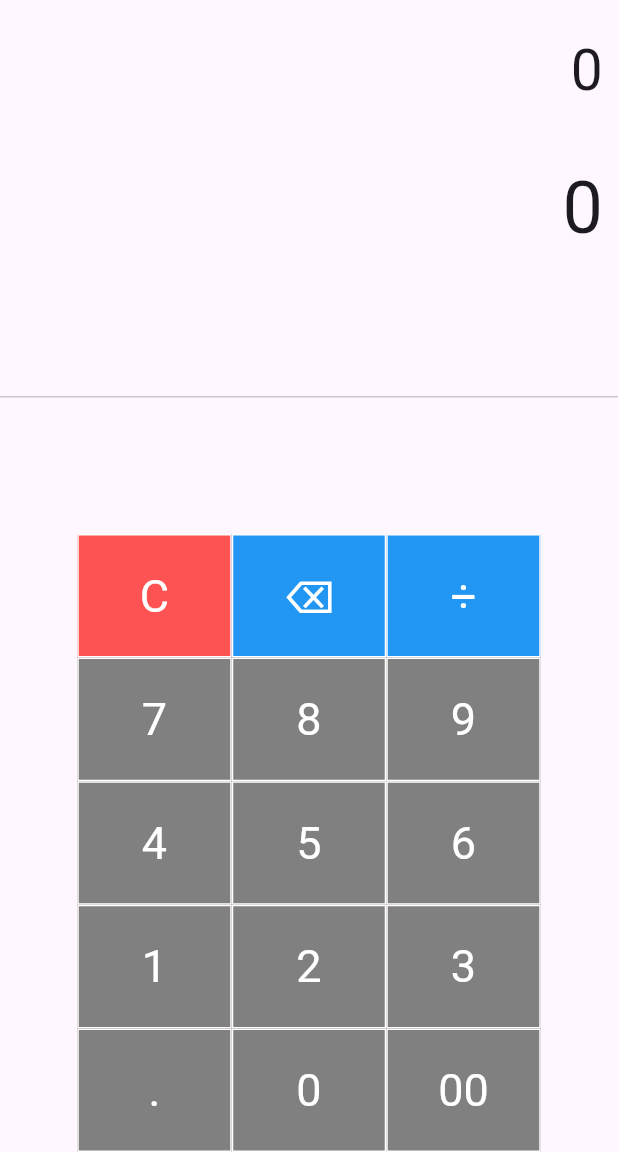
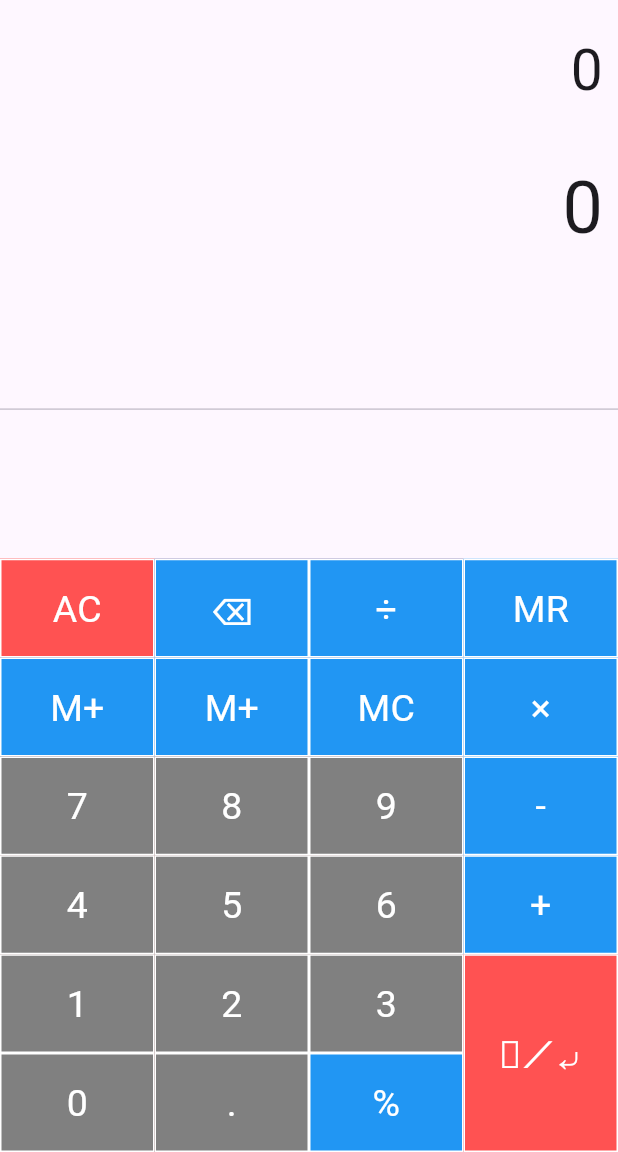
Before and after one commit to surajgond07/calculator, a Flutter app: the screen it shows after launch, on a phone screen of 412 x 824 dp, the part 84-1236 px from its top. Run offline on Flutter 3.47's test engine with Material 3 defaults, Android fonts, the phone set to English and light mode, and no system bars.

Commit message:
All Button Created

```diff
--- a/lib/main.dart
+++ b/lib/main.dart
@@ -30,7 +30,7 @@ class _SimpleCalculatorState extends State<SimpleCalculator> {
   Widget buildButton(
       String buttonText, double buttonHeight, Color buttonColor) {
     return Container(
-      height: MediaQuery.of(context).size.height * 0.1 * buttonHeight,
+      height: MediaQuery.of(context).size.height * 0.08 * buttonHeight,
       color: buttonColor,
       child: TextButton(
         style: ButtonStyle(
@@ -54,7 +54,7 @@ class _SimpleCalculatorState extends State<SimpleCalculator> {
         child: Text(
           buttonText,
           style: const TextStyle(
-            fontSize: 30.0,
+            fontSize: 25.0,
             fontWeight: FontWeight.normal,
             color: Colors.white,
           ),
@@ -113,9 +113,19 @@ class _SimpleCalculatorState extends State<SimpleCalculator> {
                       children: [
                         // unicode symbol
                         // https://www.fileformat.info/info/unicode/category/Sm/list.htm
-                          buildButton("C", 1, Colors.redAccent),
+                        buildButton("AC", 1, Colors.redAccent),
                         buildButton("⌫", 1, Colors.blue),
                         buildButton("÷", 1, Colors.blue),
+                      ],
+                    ),
+                    TableRow(
+                      children: [
+                        // unicode symbol
+                        // https://www.fileformat.info/info/unicode/category/Sm/list.htm
+
+                        buildButton("M+", 1, Colors.blue),
+                        buildButton("M+", 1, Colors.blue),
+                        buildButton("MC", 1, Colors.blue),
                       ],
                     ),
                     TableRow(
@@ -149,13 +159,38 @@ class _SimpleCalculatorState extends State<SimpleCalculator> {
                       children: [
                         // unicode symbol
                         // https://www.fileformat.info/info/unicode/category/Sm/list.htm
+                        buildButton("0", 1, const Color(0xFF808080)),
                         buildButton(".", 1, const Color(0xFF808080)),
-                          buildButton("0", 1, const Color(0xFF808080)),
-                          buildButton("00", 1, const Color(0xFF808080)),
+                        buildButton("%", 1, Colors.blue),
                       ],
                     ),
                   ],
-                  )),
+                ),
+              ),
+              Container(
+                width: MediaQuery.of(context).size.width * 0.25,
+                child: Table(
+                  children: [
+                    TableRow(children: [
+                      buildButton("MR", 1, Colors.blue),
+                    ]),
+                    TableRow(children: [
+                      buildButton("×", 1, Colors.blue),
+                    ]),
+                    TableRow(children: [
+                      buildButton("-", 1, Colors.blue),
+                    ]),
+                    TableRow(children: [
+                      buildButton("+", 1, Colors.blue),
+                    ]),
+                    TableRow(children: [
+                      //https://www.hotsymbol.com/symbol/arrow-pointing-downwards-then-curving-leftwards
+                      buildButton("⁼⟋⤶", 2, Colors.redAccent),
+                      // buildButton("=", 2, Colors.redAccent),
+                    ]),
+                  ],
+                ),
+              )
             ],
           )
         ],
```
Lines whose indentation alone changed are shown as unchanged.
